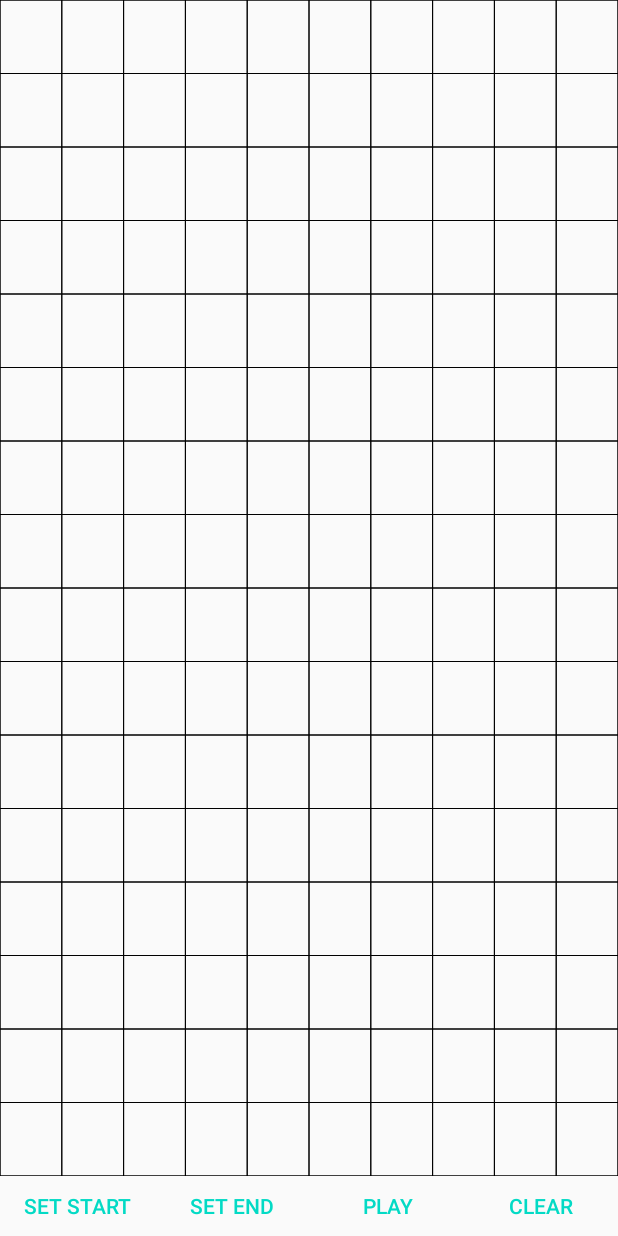
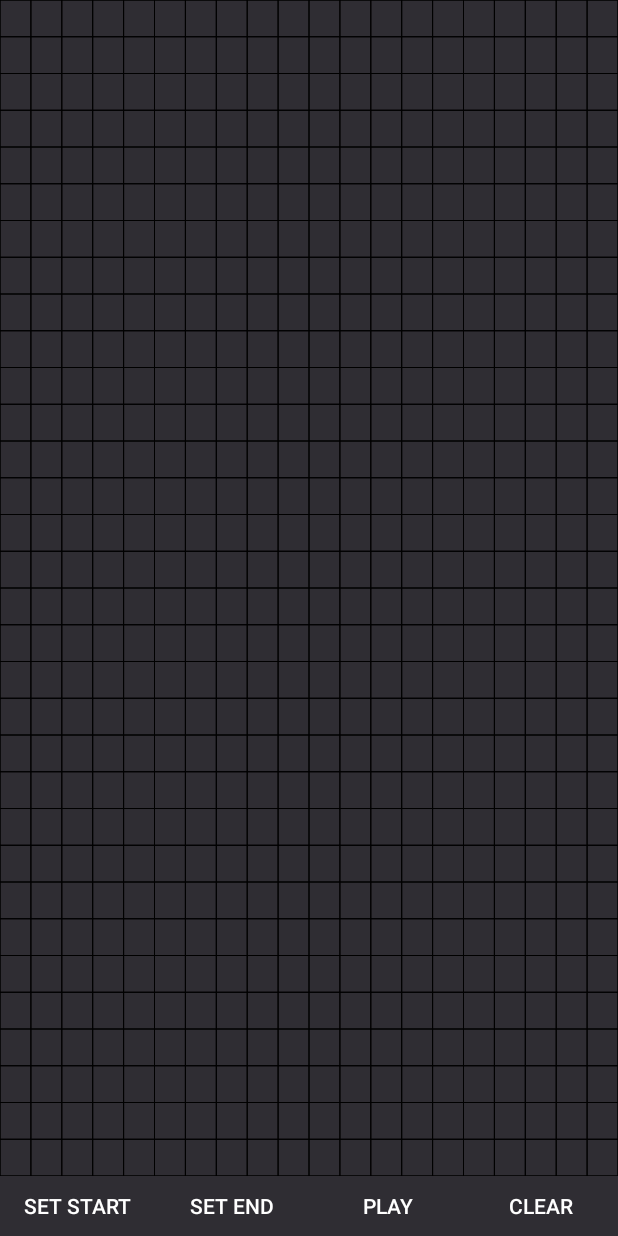
Before and after one commit to StoneFranklin/Pathfinding-Algorithm-Visualization, an Android app: the screen it shows after launch (MainActivity), after a tap on "CLEAR", on a phone screen of 412 x 824 dp. Run offline under Robolectric (Android 15) with nearby library versions, the phone set to English and light mode, and no system bars; 3 other taps on this screen came first.

Commit message:
bug fixes and color changes

```diff
--- a/app/src/main/java/com/example/pathfindingalgorithmvisualization/GridView.java
+++ b/app/src/main/java/com/example/pathfindingalgorithmvisualization/GridView.java
@@ -13,8 +13,8 @@ import java.util.LinkedList;
 import java.util.PriorityQueue;
 
 public class GridView extends View {
-    int rows = 16;
-    int cols = 10;
+    int rows = 32;
+    int cols = 20;
     float tileWidth;
     float tileHeight;
     float width;
--- a/app/src/main/java/com/example/pathfindingalgorithmvisualization/MainActivity.java
+++ b/app/src/main/java/com/example/pathfindingalgorithmvisualization/MainActivity.java
@@ -8,6 +8,9 @@ import android.widget.Button;
 
 public class MainActivity extends Activity {
     GridView grid;
+    int algoClicked = 0;
+    int startClicked = 0;
+    int endClicked = 0;
 
     @Override
     protected void onCreate(Bundle savedInstanceState) {
@@ -23,8 +26,10 @@ public class MainActivity extends Activity {
         start.setOnClickListener(new View.OnClickListener() {
             @Override
             public void onClick(View v) {
+
                 grid.stopClicked=0;
                 grid.startClicked=1;
+                startClicked = 1;
             }
         });
         end.setOnClickListener(new View.OnClickListener() {
@@ -32,6 +37,7 @@ public class MainActivity extends Activity {
             public void onClick(View v) {
                 grid.startClicked=0;
                 grid.stopClicked=1;
+                endClicked = 1;
             }
         });
         clear.setOnClickListener(new View.OnClickListener() {
@@ -43,13 +49,19 @@ public class MainActivity extends Activity {
                         grid.grid[r][c] = 0; //clear out all nodes
                     }
                 }
+                algoClicked = 0;
+                startClicked = 0;
+                endClicked = 0;
                 grid.invalidate();
             }
         });
         dijkstra.setOnClickListener(new View.OnClickListener() {
             @Override
             public void onClick(View v) {
-                grid.Dijkstra();
+                if(algoClicked == 0 && startClicked == 1 && endClicked == 1) {
+                    grid.Dijkstra();
+                    algoClicked = 1;
+                }
             }
         });
     }
--- /dev/null
+++ b/app/src/main/res/drawable-v24/textlines.xml
@@ -0,0 +1,20 @@
+<?xml version="1.0" encoding="utf-8"?>
+<layer-list xmlns:android="http://schemas.android.com/apk/res/android" >
+    <item>
+        <shape
+            android:shape="rectangle">
+            <stroke android:width="1dp" android:color="#FF000000" />
+            <solid android:color="#FFDDDDDD" />
+
+        </shape>
+    </item>
+
+    <item android:top="1dp" android:bottom="1dp">
+        <shape
+            android:shape="rectangle">
+            <stroke android:width="1dp" android:color="#FFDDDDDD" />
+            <solid android:color="#00000000" />
+        </shape>
+    </item>
+
+</layer-list>
--- a/app/src/main/res/layout/activity_main.xml
+++ b/app/src/main/res/layout/activity_main.xml
@@ -1,20 +1,21 @@
 <?xml version="1.0" encoding="utf-8"?>
 <RelativeLayout xmlns:android="http://schemas.android.com/apk/res/android"
+    xmlns:app="http://schemas.android.com/apk/res-auto"
     xmlns:tools="http://schemas.android.com/tools"
     android:layout_width="match_parent"
     android:layout_height="match_parent"
+    android:paddingLeft="0sp"
+    android:paddingTop="0sp"
+    android:paddingRight="0sp"
     android:paddingBottom="0sp"
-    android:paddingLeft="0sp"
-    android:paddingRight="0sp"
-    android:paddingTop="0sp"
     tools:context="com.example.pathfindingalgorithmvisualization.MainActivity">
 
     <com.example.pathfindingalgorithmvisualization.GridView
+        android:id="@+id/grid"
         android:layout_width="match_parent"
         android:layout_height="match_parent"
-        android:id="@+id/grid"
-        android:layout_above="@+id/bottomBar">
-    </com.example.pathfindingalgorithmvisualization.GridView>
+        android:layout_above="@+id/bottomBar"
+        android:background="@color/colorPrimaryDark"></com.example.pathfindingalgorithmvisualization.GridView>
 
     <LinearLayout
         android:id="@+id/bottomBar"
@@ -23,6 +24,8 @@
         android:layout_height="40sp"
         android:layout_alignParentStart="true"
         android:layout_alignParentBottom="true"
+        android:background="@drawable/textlines"
+        android:backgroundTint="@color/colorPrimaryDark"
         android:gravity="bottom"
         android:orientation="horizontal"
         android:paddingLeft="0dp"
@@ -31,43 +34,50 @@
 
         <Button
             android:id="@+id/start"
-            style="?attr/buttonBarButtonStyle"
+
+            style="@style/Widget.AppCompat.Button.Borderless"
             android:layout_width="match_parent"
             android:layout_height="match_parent"
             android:layout_marginTop="0sp"
             android:layout_marginBottom="0sp"
             android:layout_weight="1"
-            android:text="@string/start" />
+            android:text="@string/start"
+            android:textColor="@color/colorAccent" />
 
         <Button
             android:id="@+id/end"
-            style="?attr/buttonBarButtonStyle"
+            style="@style/Widget.AppCompat.Button.Borderless"
             android:layout_width="match_parent"
             android:layout_height="match_parent"
             android:layout_marginTop="0sp"
             android:layout_marginBottom="0sp"
             android:layout_weight="1"
-            android:text="@string/end" />
+            android:text="@string/end"
+            android:textColor="@color/colorAccent" />
 
         <Button
             android:id="@+id/dijkstra"
-            style="?attr/buttonBarButtonStyle"
+            style="@style/Widget.AppCompat.Button.Borderless"
             android:layout_width="match_parent"
             android:layout_height="match_parent"
             android:layout_marginTop="0sp"
             android:layout_marginBottom="0sp"
             android:layout_weight="1"
-            android:text="@string/start_algorithm" />
+            android:foregroundGravity="center"
+            android:text="@string/start_algorithm"
+            android:textColor="@color/colorAccent" />
 
         <Button
             android:id="@+id/clear"
-            style="?attr/buttonBarButtonStyle"
+            style="@style/Widget.AppCompat.Button.Borderless"
             android:layout_width="match_parent"
             android:layout_height="match_parent"
             android:layout_marginTop="0sp"
             android:layout_marginBottom="0sp"
             android:layout_weight="1"
-            android:text="@string/clear" />
+            android:foregroundGravity="center"
+            android:text="@string/clear"
+            android:textColor="@color/colorAccent" />
 
     </LinearLayout>
 
--- a/app/src/main/res/values/colors.xml
+++ b/app/src/main/res/values/colors.xml
@@ -1,6 +1,6 @@
 <?xml version="1.0" encoding="utf-8"?>
 <resources>
     <color name="colorPrimary">#6200EE</color>
-    <color name="colorPrimaryDark">#3700B3</color>
-    <color name="colorAccent">#03DAC5</color>
+    <color name="colorPrimaryDark">#2F2D33</color>
+    <color name="colorAccent">#FFFFFF</color>
 </resources>
```
